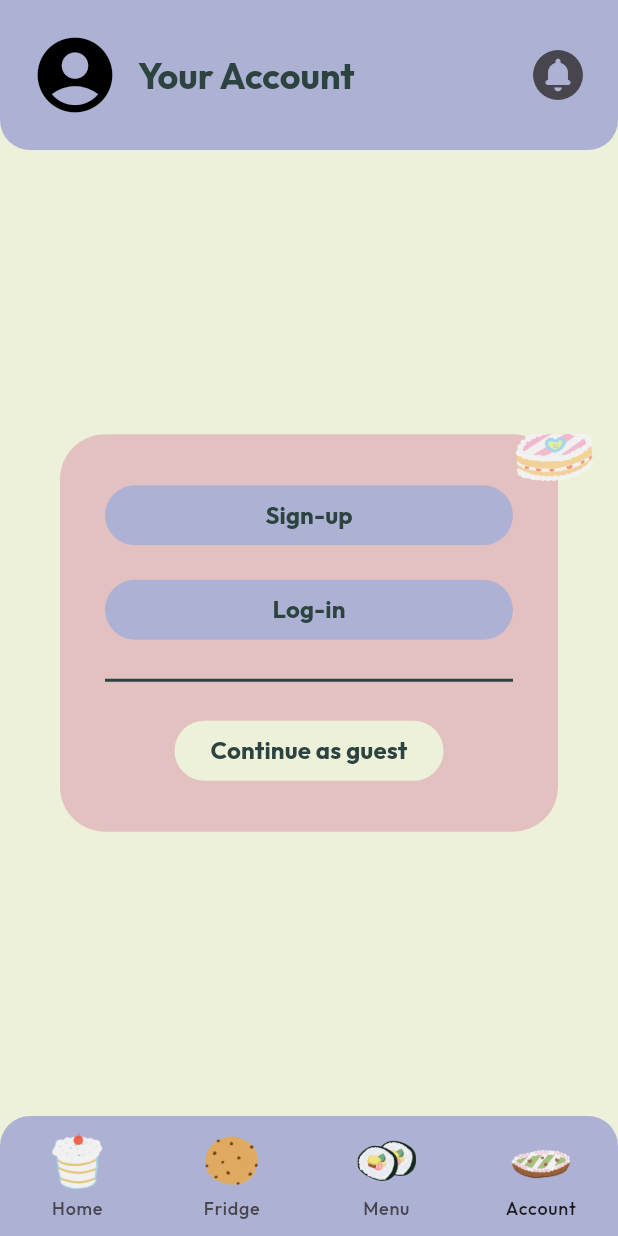
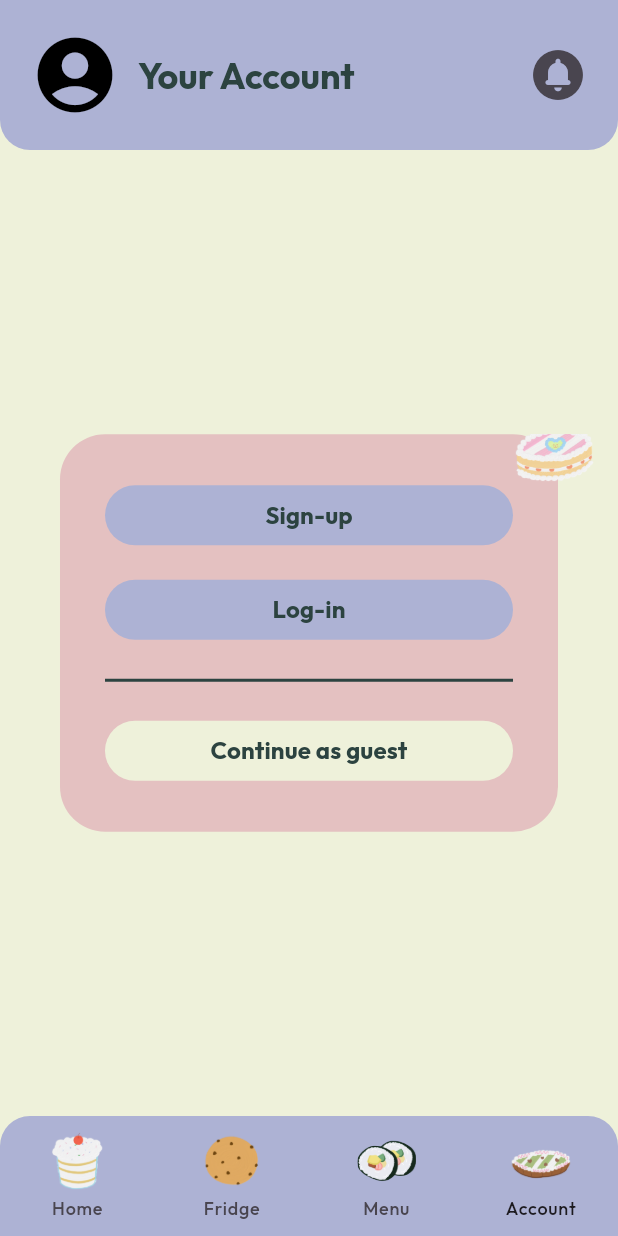
Before and after one commit to ttaaeee69/Freshly, a Flutter app: the screen it shows after launch, item 4 of the bottom bar chosen, on a phone screen of 412 x 824 dp. Run offline on Flutter 3.47's test engine with Material 3 defaults, Android fonts, the light colour scheme and no system bars; our stand-ins replace cloud_firestore, dio, firebase_auth, firebase_core, form_field_validator, google_fonts and 1 more; accounts and stored records are empty; network calls fail.

Commit message:
a little bit update

```diff
--- a/freshly/lib/models/profile.dart
+++ b/freshly/lib/models/profile.dart
@@ -1,6 +1,7 @@
 class Profile {
+  String id;
   String email;
   String? profileImage;
 
-  Profile({required this.email, this.profileImage});
+  Profile({required this.id, required this.email, this.profileImage});
 }
--- a/freshly/lib/pages/account/account_page.dart
+++ b/freshly/lib/pages/account/account_page.dart
@@ -51,7 +51,9 @@ class AccountPage extends StatelessWidget {
                         ),
                         elevation: 0,
                       ),
-                      child: Padding(
+                      child: Container(
+                        alignment: Alignment.center,
+                        width: double.infinity,
                         padding: const EdgeInsets.symmetric(vertical: 8.0),
                         child: Text(
                           "Continue as guest",
```
